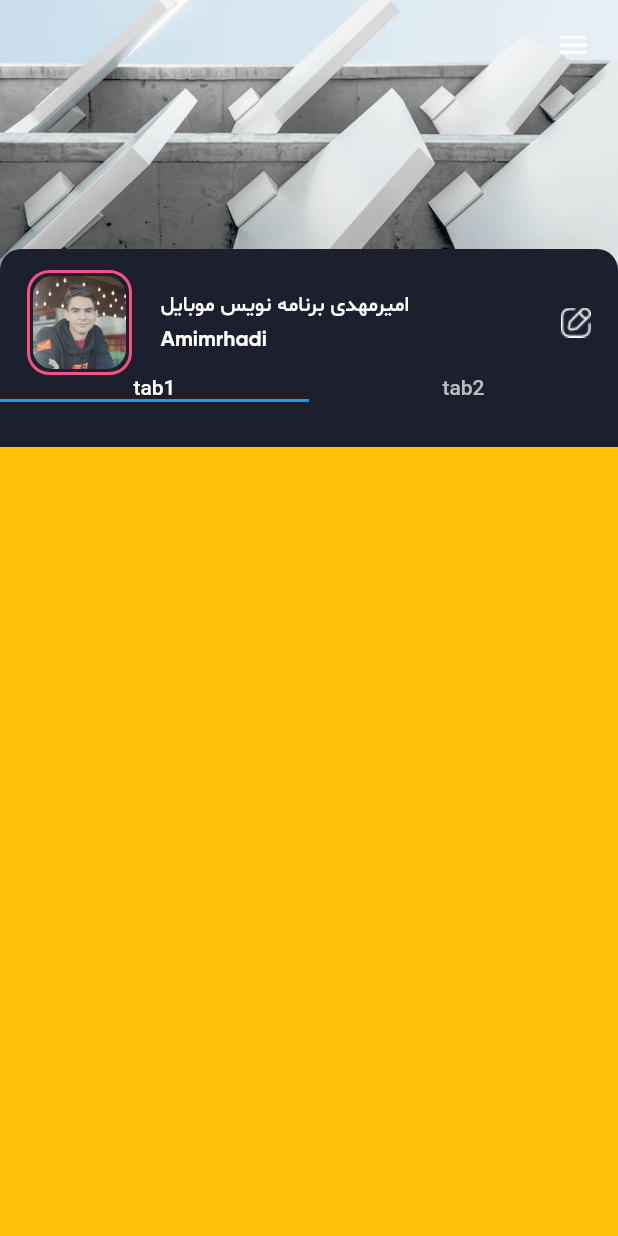
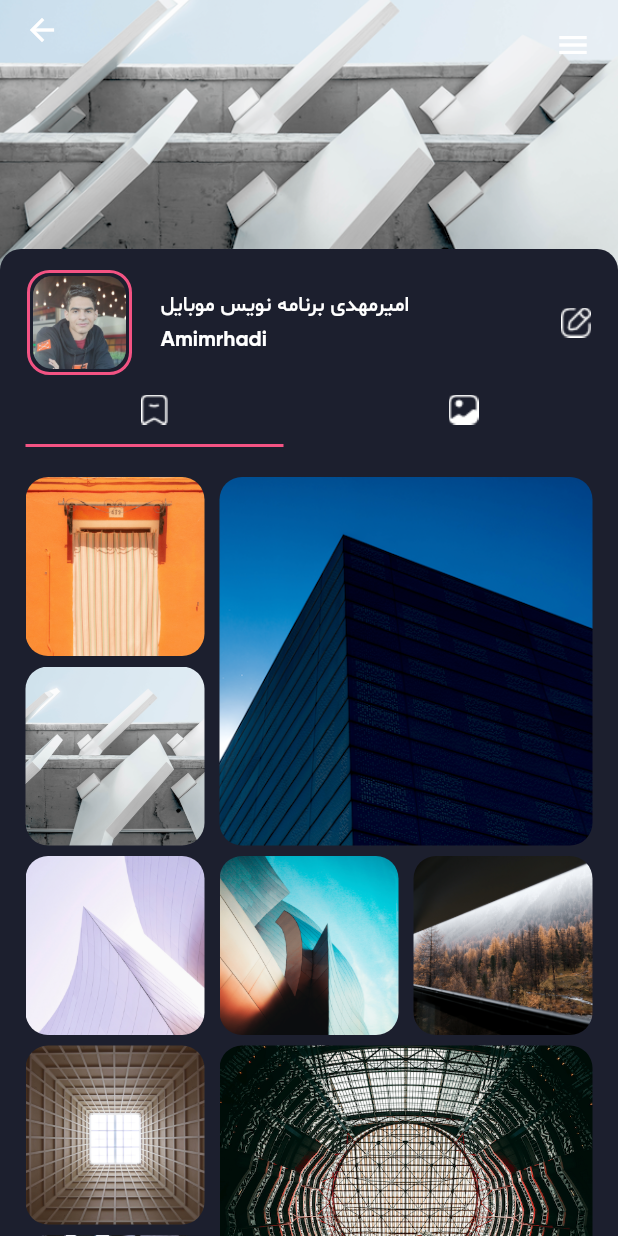
Before and after one commit to Amirmahdi1380/Instagram_design, a Flutter app: the UserProfile screen opened directly, on a phone screen of 412 x 824 dp. Run offline on Flutter 3.47's test engine with Material 2 defaults, Android fonts, the phone set to English and light mode, and no system bars; our stand-ins replace dotted_border.

Commit message:
project completed

```diff
--- a/lib/main.dart
+++ b/lib/main.dart
@@ -3,6 +3,7 @@ import 'package:instagram_application/screens/activity_screen.dart';
 import 'package:instagram_application/screens/create_post.dart';
 import 'package:instagram_application/screens/home_screen.dart';
 import 'package:instagram_application/screens/login_page.dart';
+import 'package:instagram_application/screens/main_screen.dart';
 import 'package:instagram_application/screens/search_screen.dart';
 import 'package:instagram_application/screens/switch_account_screen.dart';
 import 'package:instagram_application/screens/user_profile.dart';
@@ -36,7 +37,7 @@ class Application extends StatelessWidget {
         ),
       ),
       debugShowCheckedModeBanner: false,
-      home: UserProfile(),
+      home: MainScreen(),
     );
   }
 }
--- a/lib/screens/search_screen.dart
+++ b/lib/screens/search_screen.dart
@@ -47,9 +47,7 @@ class SearchScreeen extends StatelessWidget {
                     QuiltedGridTile(1, 1),
                     QuiltedGridTile(1, 1),
                     QuiltedGridTile(1, 1),
-                    //QuiltedGridTile(1, 1),
-                    //QuiltedGridTile(1, 1),
-                    //QuiltedGridTile(1, 1),
+
                   ],
                 ),
               ),
--- a/lib/screens/user_profile.dart
+++ b/lib/screens/user_profile.dart
@@ -1,4 +1,5 @@
 import 'package:flutter/material.dart';
+import 'package:flutter_staggered_grid_view/flutter_staggered_grid_view.dart';
 
 class UserProfile extends StatelessWidget {
   const UserProfile({Key? key}) : super(key: key);
@@ -53,9 +54,16 @@ class UserProfile extends StatelessWidget {
                   floating: true,
                   delegate: TabBarViweDeligate(
                     TabBar(
+                      indicatorColor: Color(0xffF35383),
+                      indicatorWeight: 2,
+                      indicatorPadding: EdgeInsets.symmetric(horizontal: 17),
                       tabs: [
-                        Text('tab1'),
-                        Text('tab2'),
+                        Tab(
+                          icon: Image.asset('assets/images/tab_icon_1.png'),
+                        ),
+                        Tab(
+                          icon: Image.asset('assets/images/tab_icon_2.png'),
+                        )
                       ],
                     ),
                   ),
@@ -64,8 +72,88 @@ class UserProfile extends StatelessWidget {
             },
             body: TabBarView(
               children: [
-                Container(color: Colors.amber),
-                Container(color: Colors.green)
+                CustomScrollView(
+                  slivers: [
+                    SliverPadding(
+                      padding:
+                          EdgeInsets.symmetric(horizontal: 17, vertical: 20),
+                      sliver: SliverGrid(
+                        delegate: SliverChildBuilderDelegate(
+                          (context, index) {
+                            return Container(
+                              child: ClipRRect(
+                                borderRadius: BorderRadius.all(
+                                  Radius.circular(15),
+                                ),
+                                child: FittedBox(
+                                  fit: BoxFit.cover,
+                                  child: Image.asset(
+                                      'assets/images/item$index.png'),
+                                ),
+                              ),
+                            );
+                          },
+                          childCount: 10,
+                        ),
+                        gridDelegate: SliverQuiltedGridDelegate(
+                          crossAxisCount: 3,
+                          mainAxisSpacing: 7,
+                          crossAxisSpacing: 10,
+                          repeatPattern: QuiltedGridRepeatPattern.inverted,
+                          pattern: [
+                            //QuiltedGridTile(1, 1),
+                            QuiltedGridTile(1, 1),
+                            QuiltedGridTile(2, 2),
+                            QuiltedGridTile(1, 1),
+                            QuiltedGridTile(1, 1),
+                            QuiltedGridTile(1, 1),
+                          ],
+                        ),
+                      ),
+                    )
+                  ],
+                ),
+                CustomScrollView(
+                  slivers: [
+                    SliverPadding(
+                      padding:
+                          EdgeInsets.symmetric(horizontal: 17, vertical: 20),
+                      sliver: SliverGrid(
+                        delegate: SliverChildBuilderDelegate(
+                          (context, index) {
+                            return Container(
+                              child: ClipRRect(
+                                borderRadius: BorderRadius.all(
+                                  Radius.circular(15),
+                                ),
+                                child: FittedBox(
+                                  fit: BoxFit.cover,
+                                  child: Image.asset(
+                                      'assets/images/item$index.png'),
+                                ),
+                              ),
+                            );
+                          },
+                          childCount: 10,
+                        ),
+                        gridDelegate: SliverQuiltedGridDelegate(
+                          crossAxisCount: 3,
+                          mainAxisSpacing: 7,
+                          crossAxisSpacing: 10,
+                          repeatPattern: QuiltedGridRepeatPattern.inverted,
+                          pattern: [
+                            //QuiltedGridTile(1, 1),
+                            QuiltedGridTile(1, 1),
+                            QuiltedGridTile(2, 2),
+                            QuiltedGridTile(1, 1),
+                            QuiltedGridTile(1, 1),
+                            QuiltedGridTile(1, 1),
+                          ],
+                        ),
+                      ),
+                    )
+                  ],
+                )
               ],
             ),
           ),
```
Also changed, not shown: lib/screens/activity_screen.dart (+5 -5 lines), lib/screens/main_screen.dart (added, +127 -0 lines), assets/images/add_icon.png (added), assets/images/home_activated.png (added), assets/images/icon_home.png (added), assets/images/icon_like_botton.png (added), assets/images/icon_search_botton.png (added), assets/images/love_activated.png (added), assets/images/profile_image.png (added), assets/images/search_activated.png (added), assets/images/tab_icon_1.png (added), assets/images/tab_icon_2.png (added), 1 other file.
